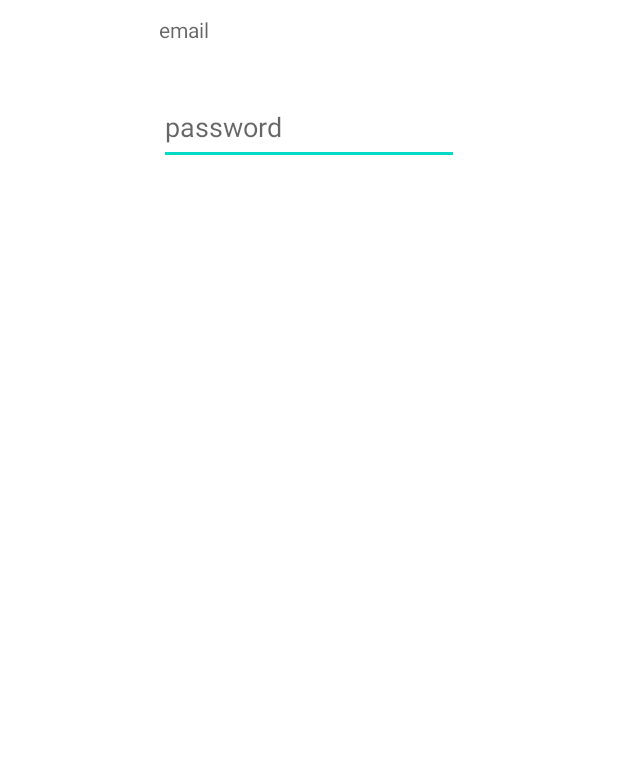
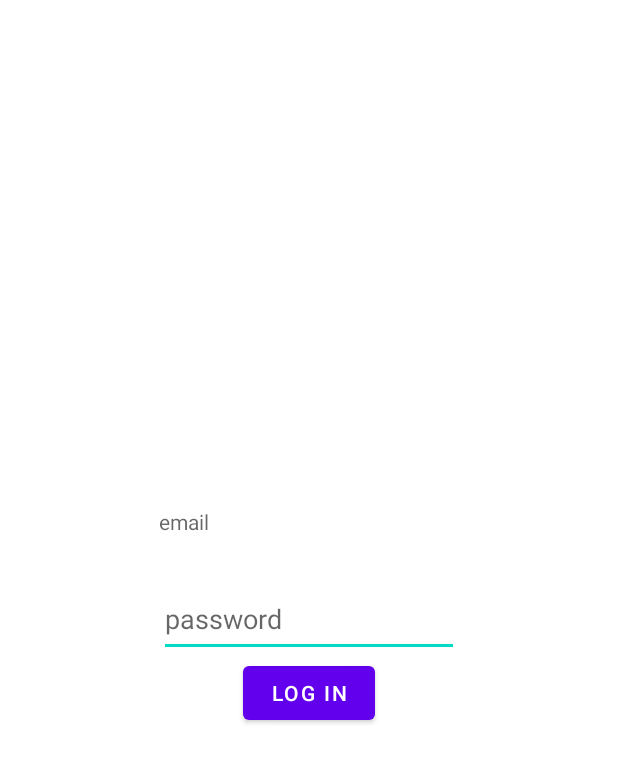
Before and after one commit to NoNickNam3/Projecte-3, an Android app: the layout log_in.xml on its own in the app's theme, with its tools: preview values and no code run, on a phone screen of 412 x 824 dp. Shown: the top 763 px of the screen. Run offline under Robolectric (Android 15) with nearby library versions, the light colour scheme and no system bars.

Commit message:
Before second activity

```diff
--- a/APLICACIO/App_Projecte_3/app/src/main/java/org/milaifontanals/projecte3/MainActivity.java
+++ b/APLICACIO/App_Projecte_3/app/src/main/java/org/milaifontanals/projecte3/MainActivity.java
@@ -57,7 +57,7 @@ public class MainActivity extends AppCompatActivity implements Callback<Resposta
         }
         cursor.close();
 
-        if(mTokenActual != null){
+        if(mTokenActual == null){
             Call<RespostaLogin> call = APIAdapter.getApiService().loginUser("tonitonipuig@gmail.com", "12345678");
             call.enqueue(this);
         }
--- a/APLICACIO/App_Projecte_3/app/src/main/res/layout/fragment_ruta.xml
+++ b/APLICACIO/App_Projecte_3/app/src/main/res/layout/fragment_ruta.xml
@@ -7,7 +7,7 @@
     android:layout_height="match_parent"
     android:orientation="vertical"
     tools:context=".ui.ruta.RutaFragment"
-    android:background="@drawable/rounded_square"
+    android:background="@color/color4"
     >
 
     <androidx.fragment.app.FragmentContainerView
--- a/APLICACIO/App_Projecte_3/app/src/main/res/layout/log_in.xml
+++ b/APLICACIO/App_Projecte_3/app/src/main/res/layout/log_in.xml
@@ -3,24 +3,36 @@
     xmlns:android="http://schemas.android.com/apk/res/android"
     android:layout_width="match_parent"
     android:layout_height="match_parent"
-    android:orientation="vertical"
     android:layout_gravity="center"
     android:padding="10dp"
+    >
+        <LinearLayout
+            android:layout_width="match_parent"
+            android:layout_height="match_parent"
+            android:orientation="vertical"
+            android:gravity="center"
             >
 
                 <TextView
                     android:id="@+id/txvCorreuUsuari"
                     android:layout_width="200dp"
                     android:layout_height="50dp"
-            android:layout_gravity="center"
                     android:hint="email" />
 
                 <EditText
                     android:id="@+id/edit1"
                     android:layout_width="200dp"
                     android:layout_height="50dp"
-            android:layout_gravity="center"
                     android:hint="password"
                     android:inputType="textPassword" />
 
+                <Button
+                    android:layout_width="wrap_content"
+                    android:layout_height="wrap_content"
+                    android:text="LOG IN" />
+
         </LinearLayout>
+
+
+
+</LinearLayout>
```
Lines whose indentation alone changed are shown as unchanged.
